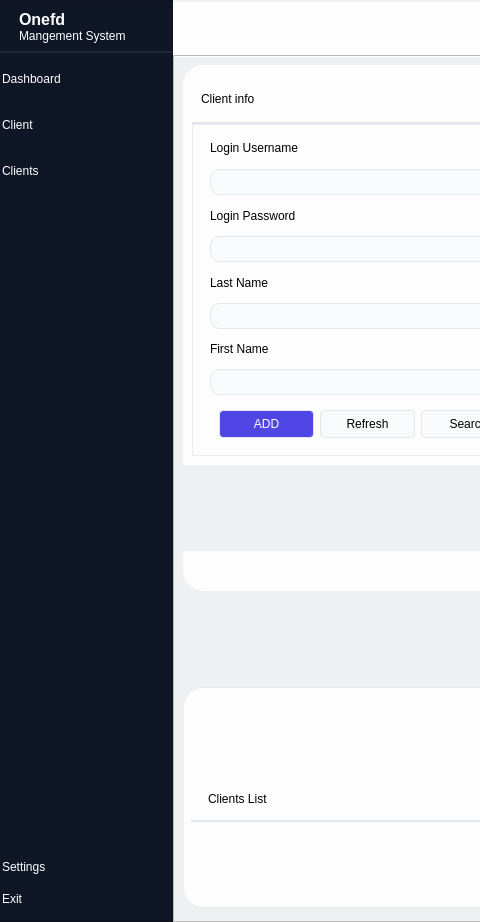
Old version of the form modern_ui.ui in the repository abdou-dz113/onefd_client_mangment_system; both pictures show x 95 to 575 and y 0 to 922 of the 1175 by 922 pixel window.
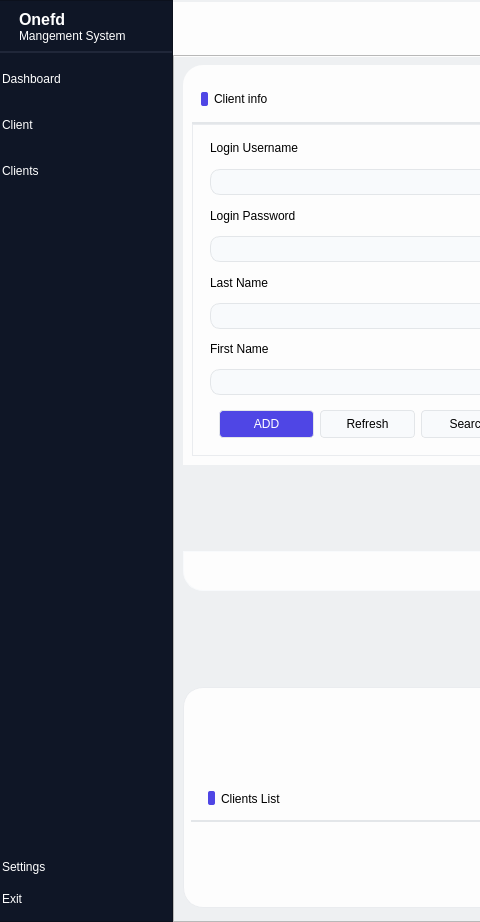
New version of the form. The open tabs and pages were chosen to show the change. Icons and pictures are not drawn.

Commit message: worked on table style from home

Diff of the .ui file:
```diff
--- a/modern_ui.ui
+++ b/modern_ui.ui
@@ -736,6 +736,31 @@
                  <property name="rightMargin">
                   <number>17</number>
                  </property>
+                 <item>
+                  <widget class="QLabel" name="label">
+                   <property name="sizePolicy">
+                    <sizepolicy hsizetype="Fixed" vsizetype="Fixed">
+                     <horstretch>0</horstretch>
+                     <verstretch>0</verstretch>
+                    </sizepolicy>
+                   </property>
+                   <property name="minimumSize">
+                    <size>
+                     <width>5</width>
+                     <height>0</height>
+                    </size>
+                   </property>
+                   <property name="styleSheet">
+                    <string notr="true">border:none;
+background-color: #4f46e5;
+border-radius: 2px;
+width:5px;</string>
+                   </property>
+                   <property name="text">
+                    <string/>
+                   </property>
+                  </widget>
+                 </item>
                  <item>
                   <widget class="QLabel" name="client_list_label_1">
                    <property name="styleSheet">
@@ -825,6 +850,31 @@
 }</string>
                 </property>
                 <layout class="QHBoxLayout" name="horizontalLayout_4">
+                 <item>
+                  <widget class="QLabel" name="label_3">
+                   <property name="sizePolicy">
+                    <sizepolicy hsizetype="Fixed" vsizetype="Fixed">
+                     <horstretch>0</horstretch>
+                     <verstretch>0</verstretch>
+                    </sizepolicy>
+                   </property>
+                   <property name="minimumSize">
+                    <size>
+                     <width>5</width>
+                     <height>0</height>
+                    </size>
+                   </property>
+                   <property name="styleSheet">
+                    <string notr="true">border:none;
+background-color: #4f46e5;
+border-radius: 2px;
+width:5px;</string>
+                   </property>
+                   <property name="text">
+                    <string/>
+                   </property>
+                  </widget>
+                 </item>
                  <item>
                   <widget class="QLabel" name="client_info_label_1">
                    <property name="styleSheet">
```
Left out of the diff: 287 changed lines with no effect on the pictures. The commit also changes 2 other files.
